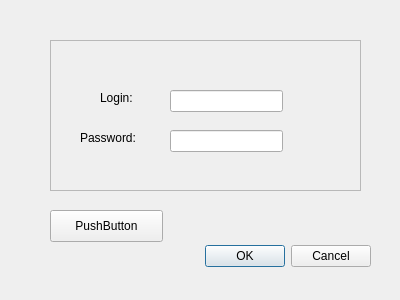
First picture: the form in logindialog.ui, repository seven1240/trainer-studio-opensource, before the edit.
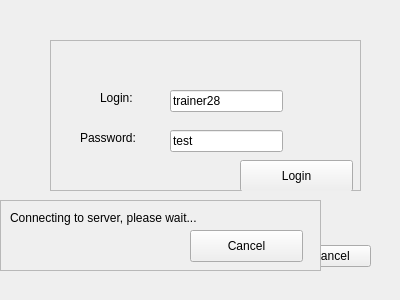
Second picture: the form after the edit.

Commit message: it can login now

Diff of the .ui file:
```diff
--- a/logindialog.ui
+++ b/logindialog.ui
@@ -53,6 +53,9 @@
       <height>22</height>
      </rect>
     </property>
+    <property name="text">
+     <string>trainer28</string>
+    </property>
    </widget>
    <widget class="QLineEdit" name="lineEdit_2">
     <property name="geometry">
@@ -63,6 +66,9 @@
       <height>22</height>
      </rect>
     </property>
+    <property name="text">
+     <string>test</string>
+    </property>
    </widget>
    <widget class="QLabel" name="lbUserName">
     <property name="geometry">
@@ -90,19 +96,64 @@
      <string>Password:</string>
     </property>
    </widget>
+   <widget class="QPushButton" name="btnLogin">
+    <property name="geometry">
+     <rect>
+      <x>190</x>
+      <y>120</y>
+      <width>113</width>
+      <height>32</height>
+     </rect>
+    </property>
+    <property name="text">
+     <string>Login</string>
+    </property>
+   </widget>
   </widget>
-  <widget class="QPushButton" name="pushButton">
+  <widget class="QFrame" name="frmSplash">
    <property name="geometry">
     <rect>
-     <x>50</x>
-     <y>210</y>
-     <width>113</width>
-     <height>32</height>
+     <x>0</x>
+     <y>200</y>
+     <width>321</width>
+     <height>71</height>
     </rect>
    </property>
-   <property name="text">
-    <string>PushButton</string>
+   <property name="autoFillBackground">
+    <bool>true</bool>
    </property>
+   <property name="frameShape">
+    <enum>QFrame::StyledPanel</enum>
+   </property>
+   <property name="frameShadow">
+    <enum>QFrame::Raised</enum>
+   </property>
+   <widget class="QLabel" name="lbProgress">
+    <property name="geometry">
+     <rect>
+      <x>10</x>
+      <y>10</y>
+      <width>241</width>
+      <height>16</height>
+     </rect>
+    </property>
+    <property name="text">
+     <string>Connecting to server, please wait...</string>
+    </property>
+   </widget>
+   <widget class="QPushButton" name="pushButton">
+    <property name="geometry">
+     <rect>
+      <x>190</x>
+      <y>30</y>
+      <width>113</width>
+      <height>32</height>
+     </rect>
+    </property>
+    <property name="text">
+     <string>Cancel</string>
+    </property>
+   </widget>
   </widget>
  </widget>
  <resources/>
```
Left out of the diff: 8 changed lines with no effect on the pictures. The commit also changes 8 other files.
